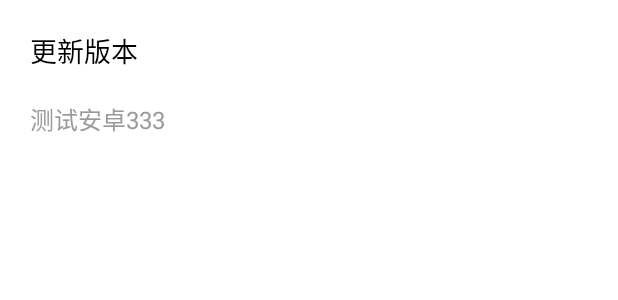
After one commit to Business-master/Business-master, an Android app: the layout versionintro.xml on its own in the app's theme, with its tools: preview values and no code run, on a phone screen of 412 x 824 dp. The commit adds this screen. Shown: the top 300 px of the screen. Run offline under Robolectric (Android 15) with nearby library versions, the phone set to English and light mode, and no system bars.

Commit message:
添加更新功能

```diff
--- a/app/src/main/java/com/ristone/businessasso/common/ApiConstants.java
+++ b/app/src/main/java/com/ristone/businessasso/common/ApiConstants.java
@@ -85,4 +85,8 @@ public class ApiConstants {
 
     public static final String Questionnaire = "gsl-api/questionnaire/list";//调查问卷
 
+    public static final String VersionInfo = "gsl-api/mblVersion/getVersionInfo";//版本信息
+
+    public static final String DownVersion = "gsl-api/mblVersion/download";//下载版本
+
 }
--- a/app/src/main/java/com/ristone/businessasso/mvp/ui/activities/MainActivity.java
+++ b/app/src/main/java/com/ristone/businessasso/mvp/ui/activities/MainActivity.java
@@ -44,6 +44,7 @@ import com.ristone.businessasso.mvp.ui.fragment.SzhwFragment;
 import com.ristone.businessasso.repository.network.RetrofitManager;
 import com.ristone.businessasso.utils.TransformUtils;
 import com.ristone.businessasso.utils.UT;
+import com.ristone.businessasso.utils.UpdateUtils;
 import com.ristone.libzxing.activity.CaptureActivity;
 import com.socks.library.KLog;
 
@@ -59,6 +60,7 @@ import cn.pedant.SweetAlert.SweetAlertDialog;
 import rx.Subscriber;
 
 import static com.ristone.businessasso.mvp.receiver.MyBroadcastReceiver.REQUEST_CODE;
+import static com.ristone.businessasso.utils.UpdateUtils.checkUpdate;
 
 public class MainActivity extends CheckPermissionsActivity {
     public static final int CAMERA_OK = 2;
@@ -146,6 +148,9 @@ public class MainActivity extends CheckPermissionsActivity {
 //        textUnreadLabel.setVisibility(hasPush ? View.VISIBLE : View.GONE);
         getNotReadCount();
         initLocation();
+
+        //检查版本更新
+        checkUpdate(MainActivity.this);
     }
 
     /**
--- a/app/src/main/java/com/ristone/businessasso/mvp/ui/activities/NewDetailActivity.java
+++ b/app/src/main/java/com/ristone/businessasso/mvp/ui/activities/NewDetailActivity.java
@@ -209,6 +209,7 @@ public class NewDetailActivity extends BaseActivity {
 //        mFundTv.setText("项目总投资 : " +formMoney(bean.getInAmount()) + "元");
         mPhone.setText("联系电话 : " + bean.getPhoneNo());
         mZPhone.setText("座机电话 : "+bean.getPlane());
+        KLog.a("详情内容：-----"+bean.getContentS());
         mUrlImageGetter = new URLImageGetter(mNewsDetailBodyTv, bean.getContentS(), 2);
         mNewsDetailBodyTv.setText(Html.fromHtml(bean.getContentS(), mUrlImageGetter, null));
     }
--- a/app/src/main/java/com/ristone/businessasso/repository/network/NewsService.java
+++ b/app/src/main/java/com/ristone/businessasso/repository/network/NewsService.java
@@ -21,6 +21,7 @@ import com.ristone.businessasso.mvp.entity.response.RspQuestionnaireBean;
 import com.ristone.businessasso.mvp.entity.response.RspTopicsBean;
 import com.ristone.businessasso.mvp.entity.response.RspUserBean;
 import com.ristone.businessasso.mvp.entity.response.RspUserInfoBean;
+import com.ristone.businessasso.mvp.entity.response.RspVersion;
 import com.ristone.businessasso.mvp.entity.response.RspWeatherBean;
 import com.ristone.businessasso.mvp.entity.response.base.BaseRspObj;
 
@@ -183,4 +184,8 @@ public interface NewsService {
     @POST(ApiConstants.Questionnaire)
     Observable<RspQuestionnaireBean> getAllQuestionnaire(@FieldMap Map<String, String> map);
 
+    @FormUrlEncoded
+    @POST(ApiConstants.VersionInfo)
+    Observable<RspVersion> getVersionInfo(@FieldMap Map<String, String> map);
+
 }
--- /dev/null
+++ b/app/src/main/res/layout/versionintro.xml
@@ -0,0 +1,25 @@
+<?xml version="1.0" encoding="utf-8"?>
+<LinearLayout xmlns:android="http://schemas.android.com/apk/res/android"
+    xmlns:tools="http://schemas.android.com/tools"
+    android:orientation="vertical" android:layout_width="match_parent"
+    android:layout_height="match_parent">
+       <TextView
+           android:textColor="@color/black"
+           android:padding="20dp"
+           android:textSize="18sp"
+           android:text="更新版本"
+           android:layout_width="match_parent"
+           android:layout_height="wrap_content" />
+
+       <TextView
+           android:paddingLeft="20dp"
+           android:id="@+id/tv_version"
+           tools:text="测试安卓333"
+           android:textSize="16sp"
+           android:textColor="@color/color_999999"
+           android:layout_centerVertical="true"
+           android:layout_width="wrap_content"
+           android:layout_height="wrap_content" />
+
+
+</LinearLayout>
```
Also changed, not shown: app/src/main/java/com/ristone/businessasso/mvp/entity/VersionBean.java (added, +140 -0 lines), app/src/main/java/com/ristone/businessasso/mvp/entity/Versions.java (added, +37 -0 lines), app/src/main/java/com/ristone/businessasso/mvp/entity/response/RspVersion.java (added, +11 -0 lines), app/src/main/java/com/ristone/businessasso/mvp/ui/activities/MeetingDetailActivity.java (+12 -10 lines), app/src/main/java/com/ristone/businessasso/repository/network/RetrofitManager.java (+11 -0 lines), app/src/main/java/com/ristone/businessasso/utils/UpdateUtils.java (added, +123 -0 lines).
